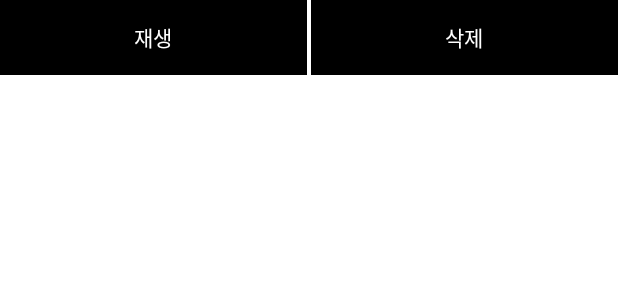
After one commit to HS0204/android_programming_with_sesac, an Android app: the layout layout_playing_bottom_sheet.xml on its own in the app's theme, with its tools: preview values and no code run, on a phone screen of 412 x 824 dp. The commit adds this screen. Shown: the top 300 px of the screen. Run offline under Robolectric (Android 15) with nearby library versions, the light colour scheme and no system bars.

Commit message:
음악 리스트 삭제 기능 구현

```diff
--- /dev/null
+++ b/secondweek/app/src/main/res/layout/layout_playing_bottom_sheet.xml
@@ -0,0 +1,29 @@
+<?xml version="1.0" encoding="utf-8"?>
+<LinearLayout xmlns:android="http://schemas.android.com/apk/res/android"
+    android:layout_width="match_parent"
+    android:layout_height="wrap_content"
+    android:orientation="horizontal">
+
+    <TextView
+        android:id="@+id/play_btn"
+        android:layout_width="0dp"
+        android:layout_height="50dp"
+        android:layout_weight="1"
+        android:layout_marginEnd="1dp"
+        android:gravity="center"
+        android:text="재생"
+        android:textColor="@color/white"
+        android:background="@color/black"/>
+
+    <TextView
+        android:id="@+id/delete_btn"
+        android:layout_width="0dp"
+        android:layout_height="50dp"
+        android:layout_weight="1"
+        android:layout_marginStart="1dp"
+        android:gravity="center"
+        android:text="삭제"
+        android:textColor="@color/white"
+        android:background="@color/black"/>
+
+</LinearLayout>
```
Also changed, not shown: secondweek/app/src/main/java/hs/project/secondweek/Adapter/MusicListAdapter.kt (+15 -28 lines), secondweek/app/src/main/java/hs/project/secondweek/CustomListMusicActivity.kt (+64 -0 lines), secondweek/app/src/main/java/hs/project/secondweek/Fragment/LocalMusicFragment.kt (+5 -2 lines).
